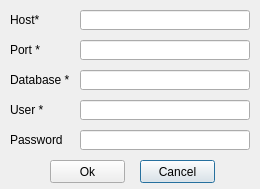
This is opendatacubeproductloaderplugin/psql_conn.ui in ashu6397/OpenDataCube-Product-Loader as Qt 5 draws it before an edit. The edited form follows.
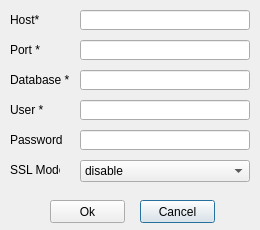
This is the edited form. Custom widgets are drawn as their Qt base class.

```diff
--- a/opendatacubeproductloaderplugin/psql_conn.ui
+++ b/opendatacubeproductloaderplugin/psql_conn.ui
@@ -7,7 +7,7 @@
     <x>0</x>
     <y>0</y>
     <width>260</width>
-    <height>189</height>
+    <height>230</height>
    </rect>
   </property>
   <property name="windowTitle">
@@ -81,7 +81,7 @@
    <property name="geometry">
     <rect>
      <x>140</x>
-     <y>160</y>
+     <y>200</y>
      <width>75</width>
      <height>23</height>
     </rect>
@@ -142,7 +142,7 @@
    <property name="geometry">
     <rect>
      <x>50</x>
-     <y>160</y>
+     <y>200</y>
      <width>75</width>
      <height>23</height>
     </rect>
@@ -179,6 +179,59 @@
     </rect>
    </property>
   </widget>
+  <widget class="QLabel" name="label">
+   <property name="geometry">
+    <rect>
+     <x>10</x>
+     <y>160</y>
+     <width>50</width>
+     <height>20</height>
+    </rect>
+   </property>
+   <property name="text">
+    <string>SSL Mode</string>
+   </property>
+  </widget>
+  <widget class="QComboBox" name="sslComboBox">
+   <property name="geometry">
+    <rect>
+     <x>80</x>
+     <y>160</y>
+     <width>170</width>
+     <height>22</height>
+    </rect>
+   </property>
+   <item>
+    <property name="text">
+     <string>disable</string>
+    </property>
+   </item>
+   <item>
+    <property name="text">
+     <string>allow</string>
+    </property>
+   </item>
+   <item>
+    <property name="text">
+     <string>prefer</string>
+    </property>
+   </item>
+   <item>
+    <property name="text">
+     <string>require</string>
+    </property>
+   </item>
+   <item>
+    <property name="text">
+     <string>verify-ca	</string>
+    </property>
+   </item>
+   <item>
+    <property name="text">
+     <string>verify-full</string>
+    </property>
+   </item>
+  </widget>
  </widget>
  <customwidgets>
   <customwidget>
```
Left out of the diff: 1 changed line with no effect on the pictures.
